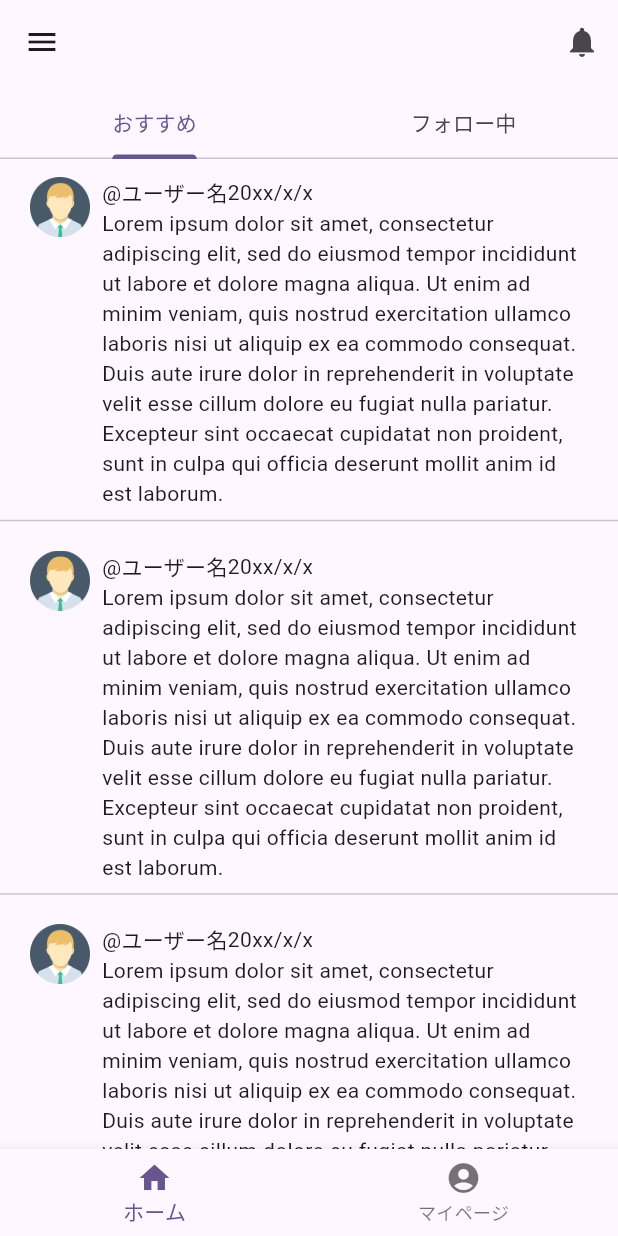
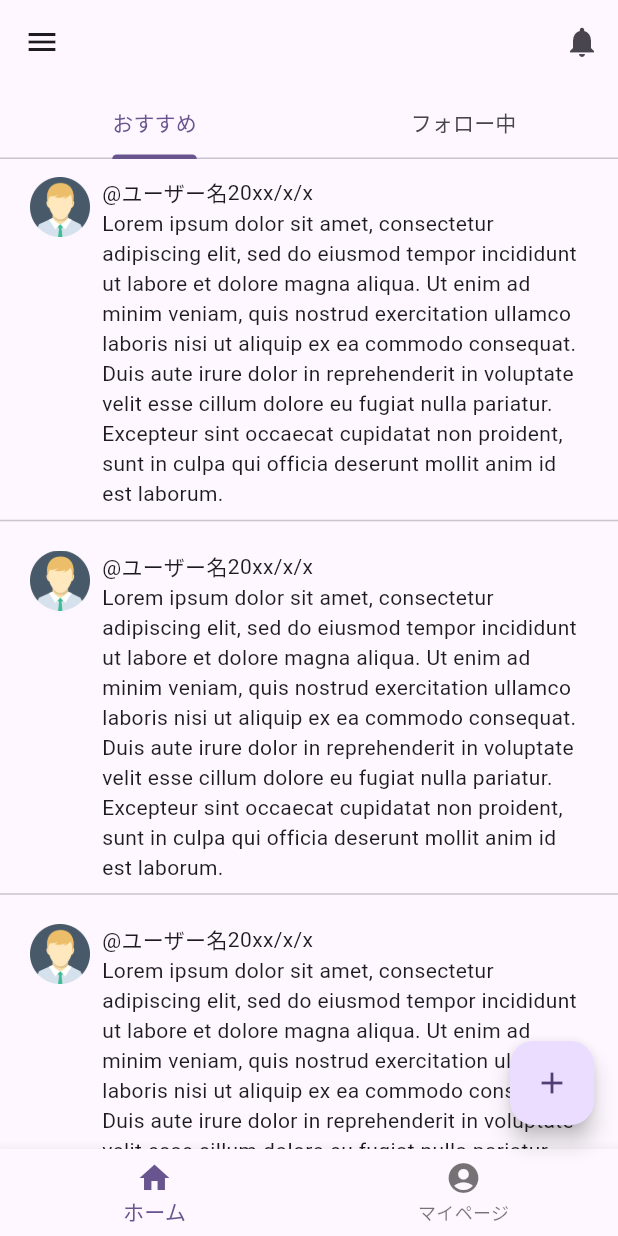
Before and after one commit to yyupyong/english-diary, a Flutter app: the screen it shows after launch, on a phone screen of 412 x 824 dp. Run offline on Flutter 3.47's test engine with Material 2 defaults, Android fonts, the phone set to English and light mode, and no system bars; our stand-ins replace flutter_hooks, hooks_riverpod.

Commit message:
fabを追加

```diff
--- a/lib/view/page/bottom_navigation_page.dart
+++ b/lib/view/page/bottom_navigation_page.dart
@@ -4,8 +4,6 @@ import 'package:english_diary/view/page/home/home_screen.dart';
 
 class BottomNavigationPage extends AbstractStatelessWidget {
   const BottomNavigationPage({super.key});
-
-  static const routePath = '/home';
 
   @override
   Widget build(BuildContext context, WidgetRef ref) {
@@ -17,6 +15,8 @@ class BottomNavigationPage extends AbstractStatelessWidget {
     ];
     return Scaffold(
       body: pages[selectedIndex.value],
+      floatingActionButton:
+          FloatingActionButton(child: Icon(Icons.add), onPressed: () {}),
       bottomNavigationBar: BottomNavigationBar(
         currentIndex: selectedIndex.value,
         onTap: (int selectIndex) {
```
